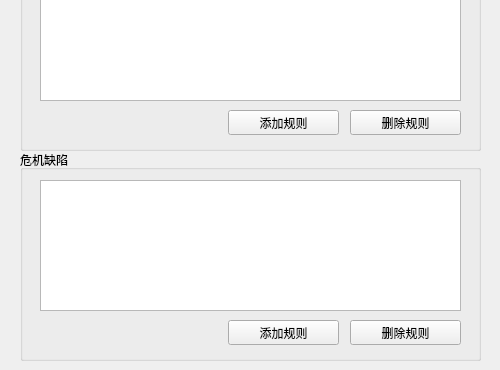
The window that scene3/s3_heat.ui (zxb852/Client) describes before a commit, drawn with Qt 5; both pictures show x 0 to 500 and y 280 to 650 of the 500 by 650 pixel window.
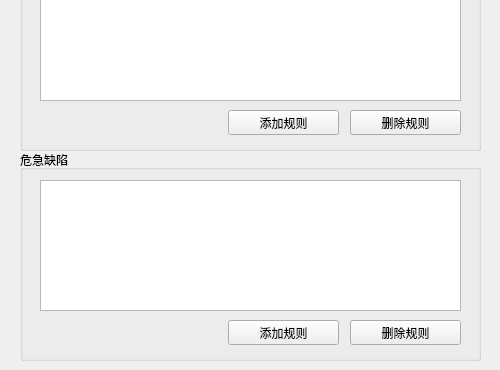
The same window after the commit. Icons and pictures are not drawn.

Patch:
```diff
--- a/scene3/s3_heat.ui
+++ b/scene3/s3_heat.ui
@@ -137,7 +137,7 @@
     </rect>
    </property>
    <property name="title">
-    <string>危机缺陷</string>
+    <string>危急缺陷</string>
    </property>
    <widget class="QTreeView" name="treeView_3">
     <property name="geometry">
```
